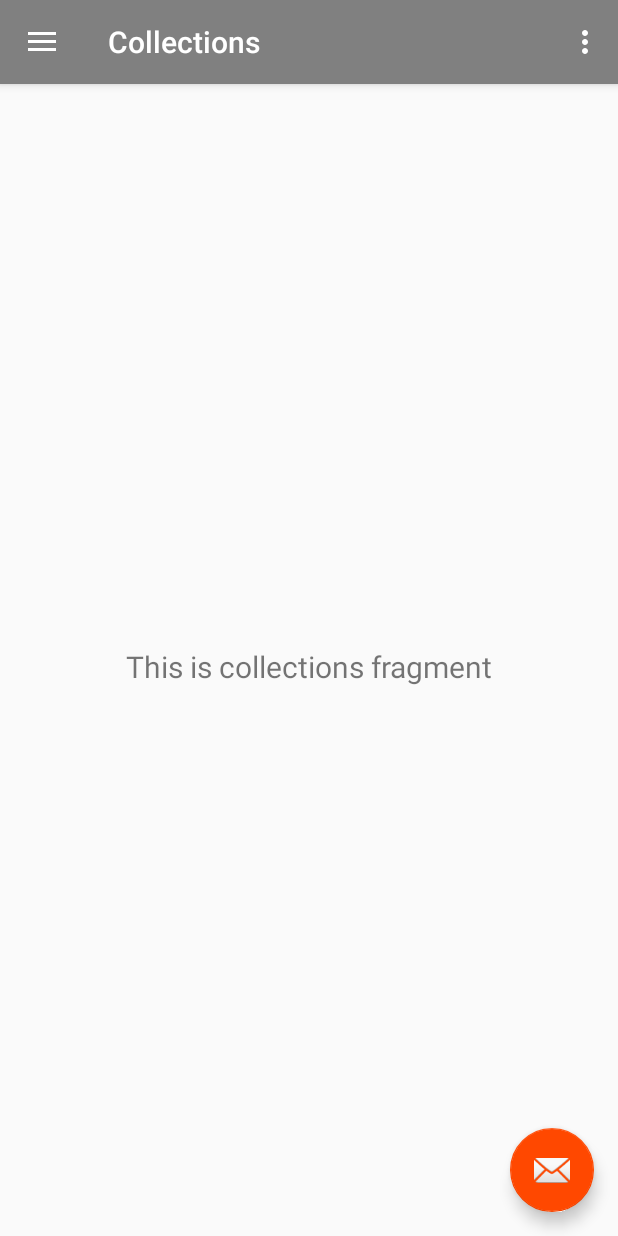
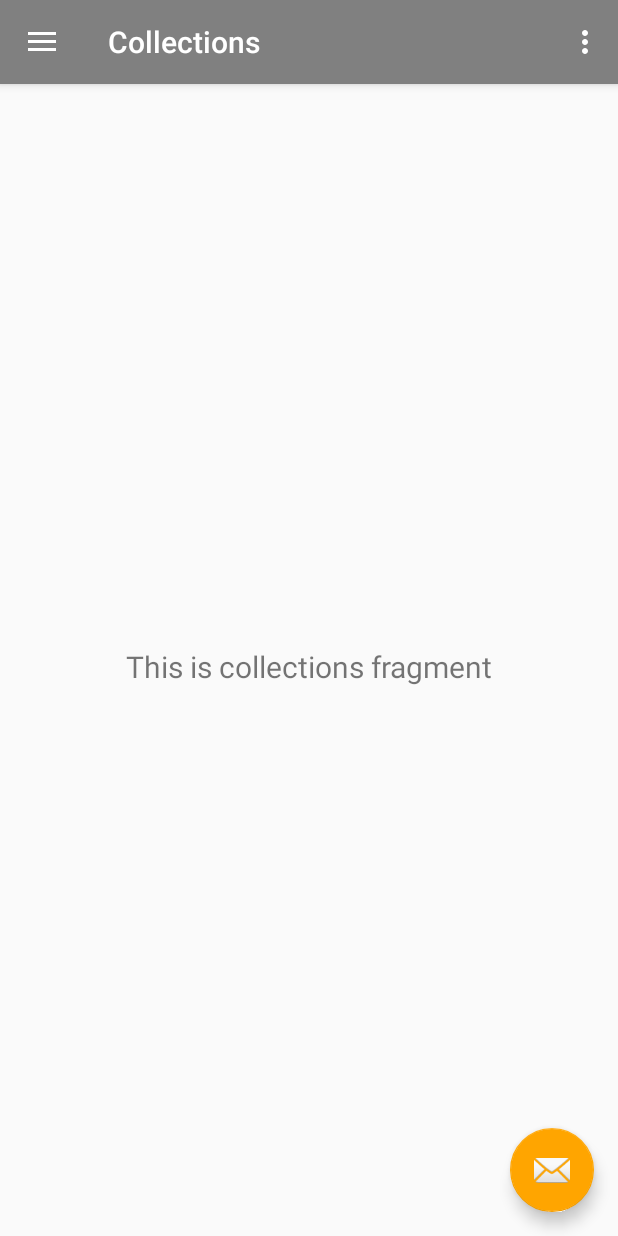
Before and after one commit to Rafi6677/Wallpaper-App-Android, an Android app: the screen it shows after launch (MainActivity), in the side drawer, after a tap on "Collections", on a phone screen of 412 x 824 dp. Run offline under Robolectric (Android 15) with nearby library versions, the phone set to English and light mode, and no system bars; our stand-ins replace navigation-ui; 2 statements that could not run were skipped.

Commit message:
item_photo layout prepared

```diff
--- a/app/src/main/AndroidManifest.xml
+++ b/app/src/main/AndroidManifest.xml
@@ -10,7 +10,7 @@
         android:supportsRtl="true"
         android:theme="@style/AppTheme">
         <activity
-            android:name=".MainActivity"
+            android:name=".activities.MainActivity"
             android:label="@string/app_name"
             android:theme="@style/AppTheme.NoActionBar">
             <intent-filter>
--- a/app/src/main/java/com/example/wallpaperapp/MainActivity.java
+++ b/app/src/main/java/com/example/wallpaperapp/activities/MainActivity.java
@@ -1,9 +1,10 @@
-package com.example.wallpaperapp;
+package com.example.wallpaperapp.activities;
 
 import android.os.Bundle;
 import android.view.View;
 import android.view.Menu;
 
+import com.example.wallpaperapp.R;
 import com.google.android.material.floatingactionbutton.FloatingActionButton;
 import com.google.android.material.snackbar.Snackbar;
 import com.google.android.material.navigation.NavigationView;
--- a/app/src/main/java/com/example/wallpaperapp/ui/favorites/FavoritesFragment.java
+++ b/app/src/main/java/com/example/wallpaperapp/fragments/CollectionsFragment.java
@@ -1,4 +1,4 @@
-package com.example.wallpaperapp.ui.favorites;
+package com.example.wallpaperapp.fragments;
 
 import android.os.Bundle;
 import android.view.LayoutInflater;
@@ -13,21 +13,22 @@ import androidx.lifecycle.Observer;
 import androidx.lifecycle.ViewModelProviders;
 
 import com.example.wallpaperapp.R;
+import com.example.wallpaperapp.viewmodels.CollectionsViewModel;
 
-public class FavoritesFragment extends Fragment {
+public class CollectionsFragment extends Fragment {
 
-    private FavoritesViewModel favoritesViewModel;
+    private CollectionsViewModel collectionsViewModel;
 
     public View onCreateView(@NonNull LayoutInflater inflater,
                              ViewGroup container, Bundle savedInstanceState) {
 
-        favoritesViewModel = ViewModelProviders.of(this).get(FavoritesViewModel.class);
+        collectionsViewModel = ViewModelProviders.of(this).get(CollectionsViewModel.class);
 
-        View root = inflater.inflate(R.layout.fragment_favorites, container, false);
+        View root = inflater.inflate(R.layout.fragment_collections, container, false);
 
-        final TextView textView = root.findViewById(R.id.text_favorites);
+        final TextView textView = root.findViewById(R.id.text_home);
 
-        favoritesViewModel.getText().observe(getViewLifecycleOwner(), new Observer<String>() {
+        collectionsViewModel.getText().observe(getViewLifecycleOwner(), new Observer<String>() {
             @Override
             public void onChanged(@Nullable String s) {
                 textView.setText(s);
--- a/app/src/main/java/com/example/wallpaperapp/ui/photos/PhotosFragment.java
+++ b/app/src/main/java/com/example/wallpaperapp/fragments/FavoritesFragment.java
@@ -1,4 +1,4 @@
-package com.example.wallpaperapp.ui.photos;
+package com.example.wallpaperapp.fragments;
 
 import android.os.Bundle;
 import android.view.LayoutInflater;
@@ -13,21 +13,22 @@ import androidx.lifecycle.Observer;
 import androidx.lifecycle.ViewModelProviders;
 
 import com.example.wallpaperapp.R;
+import com.example.wallpaperapp.viewmodels.FavoritesViewModel;
 
-public class PhotosFragment extends Fragment {
+public class FavoritesFragment extends Fragment {
 
-    private PhotosViewModel photosViewModel;
+    private FavoritesViewModel favoritesViewModel;
 
     public View onCreateView(@NonNull LayoutInflater inflater,
                              ViewGroup container, Bundle savedInstanceState) {
 
-        photosViewModel = ViewModelProviders.of(this).get(PhotosViewModel.class);
+        favoritesViewModel = ViewModelProviders.of(this).get(FavoritesViewModel.class);
 
-        View root = inflater.inflate(R.layout.fragment_photos, container, false);
+        View root = inflater.inflate(R.layout.fragment_favorites, container, false);
 
-        final TextView textView = root.findViewById(R.id.text_collections);
+        final TextView textView = root.findViewById(R.id.text_favorites);
 
-        photosViewModel.getText().observe(getViewLifecycleOwner(), new Observer<String>() {
+        favoritesViewModel.getText().observe(getViewLifecycleOwner(), new Observer<String>() {
             @Override
             public void onChanged(@Nullable String s) {
                 textView.setText(s);
--- a/app/src/main/java/com/example/wallpaperapp/ui/collections/CollectionsFragment.java
+++ b/app/src/main/java/com/example/wallpaperapp/fragments/PhotosFragment.java
@@ -1,4 +1,4 @@
-package com.example.wallpaperapp.ui.collections;
+package com.example.wallpaperapp.fragments;
 
 import android.os.Bundle;
 import android.view.LayoutInflater;
@@ -13,21 +13,22 @@ import androidx.lifecycle.Observer;
 import androidx.lifecycle.ViewModelProviders;
 
 import com.example.wallpaperapp.R;
+import com.example.wallpaperapp.viewmodels.PhotosViewModel;
 
-public class CollectionsFragment extends Fragment {
+public class PhotosFragment extends Fragment {
 
-    private CollectionsViewModel collectionsViewModel;
+    private PhotosViewModel photosViewModel;
 
     public View onCreateView(@NonNull LayoutInflater inflater,
                              ViewGroup container, Bundle savedInstanceState) {
 
-        collectionsViewModel = ViewModelProviders.of(this).get(CollectionsViewModel.class);
+        photosViewModel = ViewModelProviders.of(this).get(PhotosViewModel.class);
 
-        View root = inflater.inflate(R.layout.fragment_collections, container, false);
+        View root = inflater.inflate(R.layout.fragment_photos, container, false);
 
-        final TextView textView = root.findViewById(R.id.text_home);
+        final TextView textView = root.findViewById(R.id.text_collections);
 
-        collectionsViewModel.getText().observe(getViewLifecycleOwner(), new Observer<String>() {
+        photosViewModel.getText().observe(getViewLifecycleOwner(), new Observer<String>() {
             @Override
             public void onChanged(@Nullable String s) {
                 textView.setText(s);
--- a/app/src/main/java/com/example/wallpaperapp/ui/photos/PhotosViewModel.java
+++ b/app/src/main/java/com/example/wallpaperapp/viewmodels/CollectionsViewModel.java
@@ -1,16 +1,16 @@
-package com.example.wallpaperapp.ui.photos;
+package com.example.wallpaperapp.viewmodels;
 
 import androidx.lifecycle.LiveData;
 import androidx.lifecycle.MutableLiveData;
 import androidx.lifecycle.ViewModel;
 
-public class PhotosViewModel extends ViewModel {
+public class CollectionsViewModel extends ViewModel {
 
     private MutableLiveData<String> mText;
 
-    public PhotosViewModel() {
+    public CollectionsViewModel() {
         mText = new MutableLiveData<>();
-        mText.setValue("This is photos fragment");
+        mText.setValue("This is collections fragment");
     }
 
     public LiveData<String> getText() {
--- a/app/src/main/java/com/example/wallpaperapp/ui/favorites/FavoritesViewModel.java
+++ b/app/src/main/java/com/example/wallpaperapp/viewmodels/FavoritesViewModel.java
@@ -1,4 +1,4 @@
-package com.example.wallpaperapp.ui.favorites;
+package com.example.wallpaperapp.viewmodels;
 
 import androidx.lifecycle.LiveData;
 import androidx.lifecycle.MutableLiveData;
--- a/app/src/main/java/com/example/wallpaperapp/ui/collections/CollectionsViewModel.java
+++ b/app/src/main/java/com/example/wallpaperapp/viewmodels/PhotosViewModel.java
@@ -1,16 +1,16 @@
-package com.example.wallpaperapp.ui.collections;
+package com.example.wallpaperapp.viewmodels;
 
 import androidx.lifecycle.LiveData;
 import androidx.lifecycle.MutableLiveData;
 import androidx.lifecycle.ViewModel;
 
-public class CollectionsViewModel extends ViewModel {
+public class PhotosViewModel extends ViewModel {
 
     private MutableLiveData<String> mText;
 
-    public CollectionsViewModel() {
+    public PhotosViewModel() {
         mText = new MutableLiveData<>();
-        mText.setValue("This is collections fragment");
+        mText.setValue("This is photos fragment");
     }
 
     public LiveData<String> getText() {
--- a/app/src/main/res/layout/app_bar_main.xml
+++ b/app/src/main/res/layout/app_bar_main.xml
@@ -4,7 +4,7 @@
     xmlns:tools="http://schemas.android.com/tools"
     android:layout_width="match_parent"
     android:layout_height="match_parent"
-    tools:context=".MainActivity">
+    tools:context=".activities.MainActivity">
 
     <com.google.android.material.appbar.AppBarLayout
         android:layout_width="match_parent"
--- a/app/src/main/res/layout/fragment_collections.xml
+++ b/app/src/main/res/layout/fragment_collections.xml
@@ -4,7 +4,7 @@
     xmlns:tools="http://schemas.android.com/tools"
     android:layout_width="match_parent"
     android:layout_height="match_parent"
-    tools:context=".ui.collections.CollectionsFragment">
+    tools:context=".fragments.CollectionsFragment">
 
     <TextView
         android:id="@+id/text_home"
--- a/app/src/main/res/layout/fragment_favorites.xml
+++ b/app/src/main/res/layout/fragment_favorites.xml
@@ -4,7 +4,7 @@
     xmlns:tools="http://schemas.android.com/tools"
     android:layout_width="match_parent"
     android:layout_height="match_parent"
-    tools:context=".ui.favorites.FavoritesFragment">
+    tools:context=".fragments.FavoritesFragment">
 
     <TextView
         android:id="@+id/text_favorites"
--- a/app/src/main/res/navigation/mobile_navigation.xml
+++ b/app/src/main/res/navigation/mobile_navigation.xml
@@ -7,7 +7,7 @@
 
     <fragment
         android:id="@+id/nav_photos"
-        android:name="com.example.wallpaperapp.ui.photos.PhotosFragment"
+        android:name="com.example.wallpaperapp.fragments.PhotosFragment"
         android:label="@string/menu_photos"
         tools:layout="@layout/fragment_photos">
 
@@ -17,7 +17,7 @@
     </fragment>
     <fragment
         android:id="@+id/nav_home_second"
-        android:name="com.example.wallpaperapp.ui.collections.HomeSecondFragment"
+        android:name="com.example.wallpaperapp.fragments.collections.HomeSecondFragment"
         android:label="@string/home_second"
         tools:layout="@layout/fragment_home_second">
         <action
@@ -31,13 +31,13 @@
 
     <fragment
         android:id="@+id/nav_collections"
-        android:name="com.example.wallpaperapp.ui.collections.CollectionsFragment"
+        android:name="com.example.wallpaperapp.fragments.CollectionsFragment"
         android:label="@string/menu_collections"
         tools:layout="@layout/fragment_collections" />
 
     <fragment
         android:id="@+id/nav_favorites"
-        android:name="com.example.wallpaperapp.ui.favorites.FavoritesFragment"
+        android:name="com.example.wallpaperapp.fragments.FavoritesFragment"
         android:label="@string/menu_favorites"
         tools:layout="@layout/fragment_favorites" />
 </navigation>
--- a/app/src/main/res/values/colors.xml
+++ b/app/src/main/res/values/colors.xml
@@ -2,5 +2,8 @@
 <resources>
     <color name="colorPrimary">#808080</color>
     <color name="colorPrimaryDark">#404040</color>
-    <color name="colorAccent">#FF4800</color>
+    <color name="colorAccent">#FFA500</color>
+
+    <color name="white">#FFF</color>
+    <color name="transparentColor">#333333</color>
 </resources>
--- a/build.gradle
+++ b/build.gradle
@@ -9,7 +9,7 @@ buildscript {
     }
     dependencies {
         classpath 'com.android.tools.build:gradle:3.6.1'
-
+        classpath 'com.jakewharton:butterknife-gradle-plugin:10.2.1'
 
         // NOTE: Do not place your application dependencies here; they belong
         // in the individual module build.gradle files
@@ -27,3 +27,5 @@ allprojects {
 task clean(type: Delete) {
     delete rootProject.buildDir
 }
+
+apply plugin: 'com.jakewharton.butterknife'
```
Also changed, not shown: app/build.gradle (+7 -0 lines), app/src/main/java/com/example/wallpaperapp/utils/SquareImage.java (added, +32 -0 lines), app/src/main/res/layout/fragment_photos.xml (+13 -9 lines), app/src/main/res/layout/item_photo.xml (added, +41 -0 lines).
